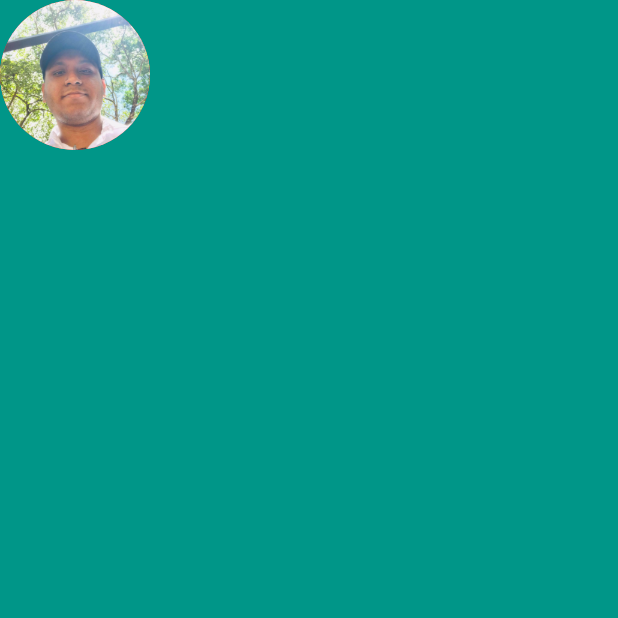
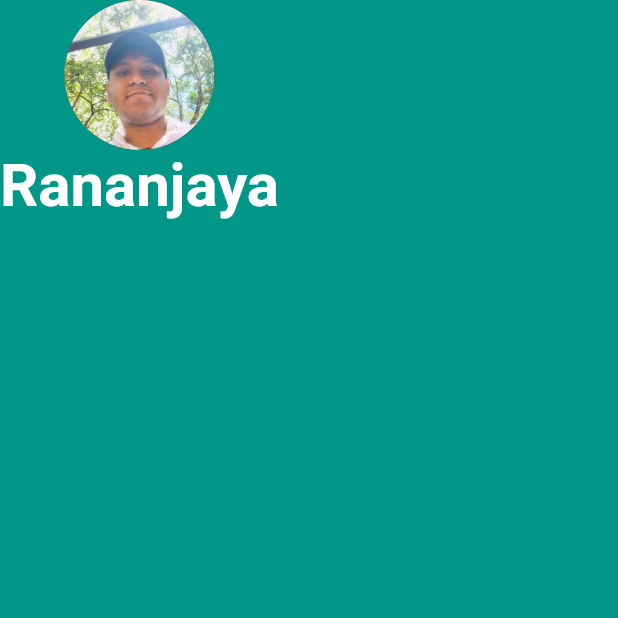
Before and after one commit to Rananjaya/flutter_business_Card, a Flutter app: the screen it shows after launch, on a phone screen of 412 x 824 dp, the top half of it. Run offline on Flutter 3.47's test engine with Material 2 defaults, Android fonts, the phone set to English and light mode, and no system bars; missing offline and left inert: dart:ffi.

Commit message:
Add Profile image and text and resized it

```diff
--- a/lib/main.dart
+++ b/lib/main.dart
@@ -22,6 +22,13 @@ class MyApp extends StatelessWidget {
               backgroundColor: Colors.red,
               backgroundImage: AssetImage('images/me.jpg'),
             ),
+            Text(
+              "Rananjaya",
+              style: TextStyle(
+                  fontSize: 40.0,
+                  color: Colors.white,
+                  fontWeight: FontWeight.bold),
+            ),
           ],
         )),
       ),
```
